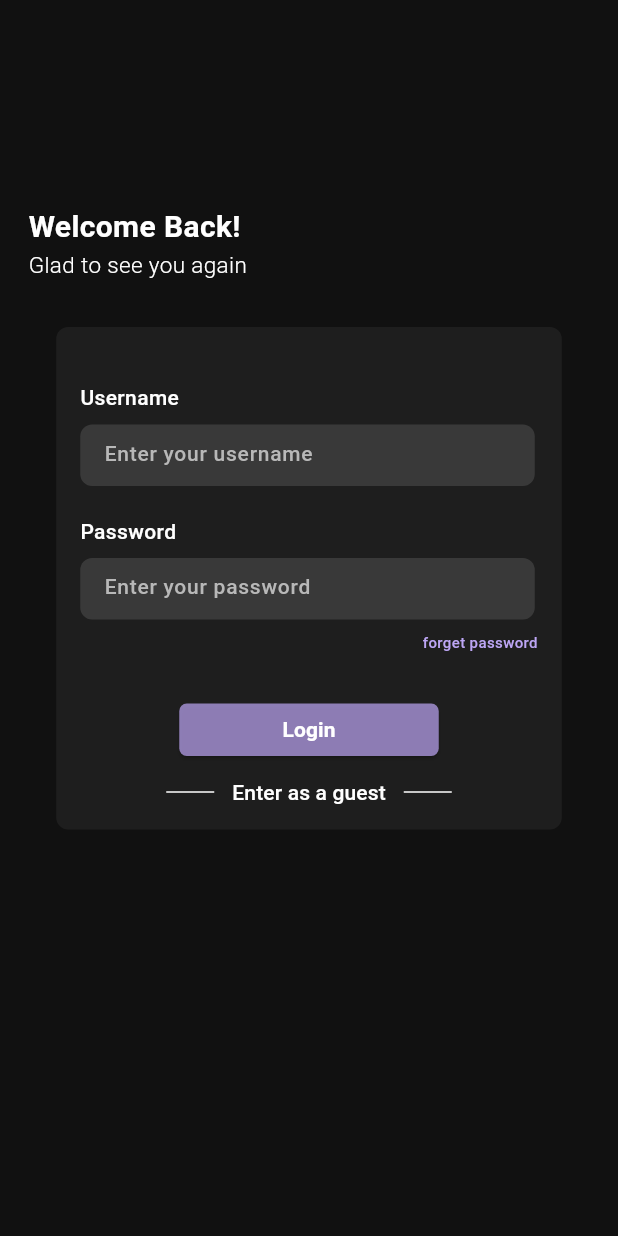
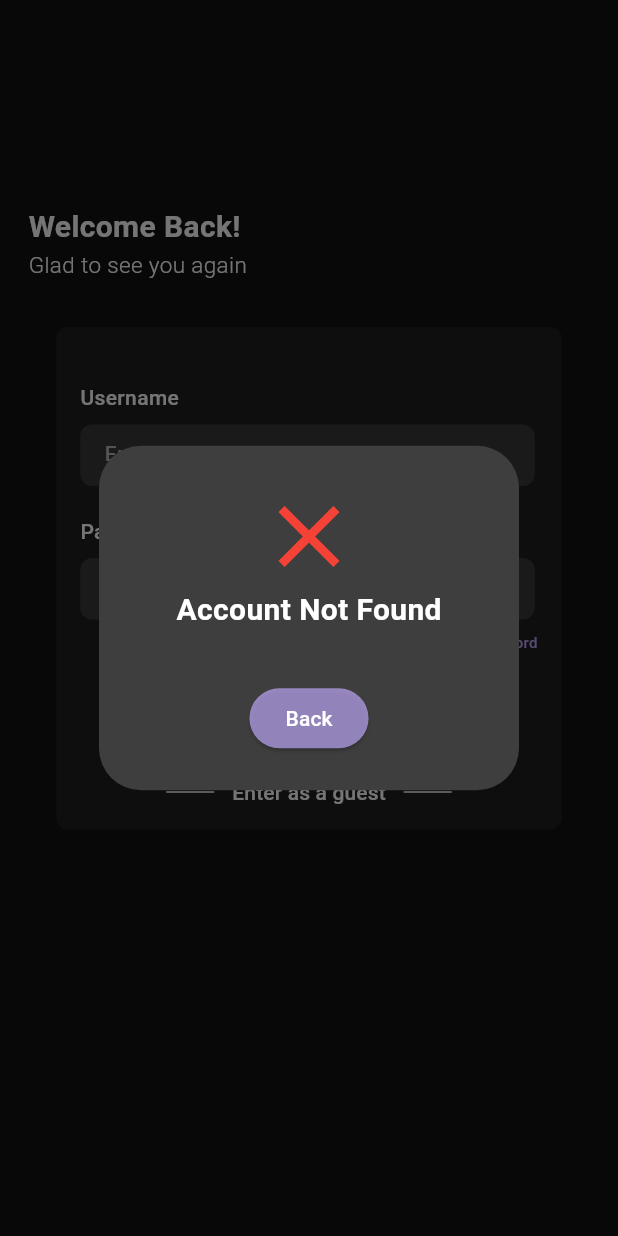
Before and after one commit to Flutter-gg-1/Project-5, a Flutter app: the screen it shows after launch, after a tap on "Login", on a phone screen of 412 x 824 dp. Run offline on Flutter 3.47's test engine with Material 3 defaults, Android fonts, the phone set to English and light mode, and no system bars.

Commit message:
finish login logic

```diff
--- /dev/null
+++ b/lib/extensions/screen_size.dart
@@ -0,0 +1,11 @@
+import 'package:flutter/material.dart';
+
+extension ScreenSize on BuildContext {
+  getWidth({double divideBy = 1}) {
+    return MediaQuery.of(this).size.width / divideBy;
+  }
+
+  getHeight({double divideBy = 1}) {
+    return MediaQuery.of(this).size.height / divideBy;
+  }
+}
--- /dev/null
+++ b/lib/screens/home_screen.dart
@@ -0,0 +1,10 @@
+import 'package:flutter/material.dart';
+
+class HomeScreen extends StatelessWidget {
+  const HomeScreen({super.key});
+
+  @override
+  Widget build(BuildContext context) {
+    return const Placeholder();
+  }
+}
--- a/lib/screens/login_screen.dart
+++ b/lib/screens/login_screen.dart
@@ -1,98 +1,58 @@
 import 'package:flutter/material.dart';
+import 'package:project5/widgets/buttons/guest_button.dart';
+import 'package:project5/widgets/buttons/login_button.dart';
+import 'package:project5/widgets/text_fields/login_text_field.dart';
 
-class LoginScreen extends StatelessWidget {
+class LoginScreen extends StatefulWidget {
   const LoginScreen({super.key});
+
+  @override
+  State<LoginScreen> createState() => _LoginScreenState();
+}
+
+class _LoginScreenState extends State<LoginScreen> {
+
+  TextEditingController usernameController = TextEditingController();
+  TextEditingController passwordController = TextEditingController();
 
   @override
   Widget build(BuildContext context) {
     return Scaffold(
-      backgroundColor: Color(0xff111111),
+      backgroundColor: const Color(0xff111111),
       body: SafeArea(
         child: Padding(
-          padding: EdgeInsets.symmetric(horizontal: 19),
+          padding: const EdgeInsets.symmetric(horizontal: 19),
           child: SingleChildScrollView(
             child: Column(
               crossAxisAlignment: CrossAxisAlignment.start,
               children: [
-                SizedBox(height: 137),
-                Text("Welcome Back!", style: TextStyle(color: Colors.white, fontSize: 20, fontWeight: FontWeight.bold),),
-                Text("Glad to see you again", style: TextStyle(color: Colors.white, fontSize: 15, fontWeight: FontWeight.w300),),
-                SizedBox(height: 31,),
+                const SizedBox(height: 137),
+                const Text("Welcome Back!", style: TextStyle(color: Colors.white, fontSize: 20, fontWeight: FontWeight.bold),),
+                const Text("Glad to see you again", style: TextStyle(color: Colors.white, fontSize: 15, fontWeight: FontWeight.w300),),
+                const SizedBox(height: 31,),
                 Center(
                   child: Container(
                     width: 337,
                     height: 335,
-                    padding: EdgeInsets.symmetric(horizontal: 16),
-                    decoration: BoxDecoration(borderRadius: BorderRadius.circular(8), color: Color(0xff1E1E1E)),
+                    padding: const EdgeInsets.symmetric(horizontal: 16),
+                    decoration: BoxDecoration(borderRadius: BorderRadius.circular(8), color: const Color(0xff1E1E1E)),
                     child: Column(
                       crossAxisAlignment: CrossAxisAlignment.start,
                       children: [
-                        SizedBox(height: 37,),
-                        Text("Username", style: TextStyle(fontWeight: FontWeight.w500, fontSize: 14, color: Colors.white)),
-                        SizedBox(height: 8,),
-                        Container(
-                          height: 41,
-                          width: 303,
-                          child: TextField(
-                            style: TextStyle(color: Colors.white),
-                            onTapOutside: (e) => FocusManager.instance.primaryFocus?.unfocus(),
-                            decoration: InputDecoration(
-                              hintText: "Enter your username",
-                              hintStyle: TextStyle(color: Color(0xffB8B8B8), fontSize: 14, fontWeight: FontWeight.w500),
-                              filled: true,
-                              fillColor: Colors.white.withOpacity(0.12),
-                              border: OutlineInputBorder(borderSide: BorderSide.none,borderRadius: BorderRadius.circular(8))
-                            ),
-                          ),
-                        ),
-                        SizedBox(height: 20,),
-                        Text("Password", style: TextStyle(fontWeight: FontWeight.w500, fontSize: 14, color: Colors.white)),
-                        SizedBox(height: 8,),
-                        Container(
-                          height: 41,
-                          width: 303,
-                          child: TextField(
-                            style: TextStyle(color: Colors.white),
-                            onTapOutside: (e) => FocusManager.instance.primaryFocus?.unfocus(),
-                            decoration: InputDecoration(
-                              hintText: "Enter your password",
-                              hintStyle: TextStyle(color: Color(0xffB8B8B8), fontSize: 14, fontWeight: FontWeight.w500),
-                              filled: true,
-                              fillColor: Colors.white.withOpacity(0.12),
-                              border: OutlineInputBorder(borderSide: BorderSide.none,borderRadius: BorderRadius.circular(8))
-                            ),
-                          ),
-                        ),
-                        SizedBox(height: 8,),
-                        Row(
+                        const SizedBox(height: 37,),
+                        LoginTextField(inputName: 'Username', inputHint: 'Enter your username', controller: usernameController),
+                        const SizedBox(height: 20,),
+                        LoginTextField(inputName: 'Password', inputHint: 'Enter your password', controller: passwordController),
+                        const SizedBox(height: 8,),
+                        const Row(
                           mainAxisAlignment: MainAxisAlignment.end,
                           children: [
                             Text("forget password", style: TextStyle(fontWeight: FontWeight.w500, color: Color(0xffBDA6F5), fontSize: 10),),
                           ],
                         ),
-                        SizedBox(height: 34,),
-                        Center(
-                          child: Container(
-                            width: 173,
-                            height: 35,
-                            child: ElevatedButton(
-                              style: ButtonStyle(
-                                shape: WidgetStatePropertyAll(RoundedRectangleBorder(borderRadius: BorderRadius.circular(5))),
-                                backgroundColor: WidgetStatePropertyAll(Color(0xffBDA6F5).withOpacity(0.71)),
-                              ),
-                              onPressed: (){
-
-                            }, child: Text("Login", style: TextStyle(color: Colors.white, fontSize: 14, fontWeight: FontWeight.bold),)),
-                          ),
-                        ),
-                        Row(
-                          mainAxisAlignment: MainAxisAlignment.center,
-                          children: [
-                            Container(height: 1, width: 32.02,color: Colors.white,),
-                            TextButton(onPressed: (){}, child: Text("Enter as a guest", style: TextStyle(color: Colors.white),),),
-                            Container(height: 1, width: 32.02,color: Colors.white,),
-                          ],
-                        )
+                        const SizedBox(height: 34,),
+                        Center(child: LoginButton(usernameController: usernameController, passwordController: passwordController,)),
+                        const GuestButton()
                       ],
                     ),
                   ),
--- /dev/null
+++ b/lib/widgets/buttons/guest_button.dart
@@ -0,0 +1,31 @@
+import 'package:flutter/material.dart';
+import 'package:project5/screens/home_screen.dart';
+
+class GuestButton extends StatelessWidget {
+  const GuestButton({super.key});
+
+  @override
+  Widget build(BuildContext context) {
+    return Row(
+      crossAxisAlignment: CrossAxisAlignment.center,
+      mainAxisAlignment: MainAxisAlignment.center,
+      children: [
+        Container(height: 1, width: 32.02,color: Colors.white),
+        TextButton(
+          onPressed: () {
+            Navigator.pushReplacement(
+              context,
+              MaterialPageRoute(
+                builder: (context) {
+                  return const HomeScreen();
+                }
+              )
+            );
+          },
+          child: const Text("Enter as a guest",style: TextStyle(color: Colors.white)),
+        ),
+        Container(height: 1, width: 32.02,color: Colors.white),
+      ],
+    );
+  }
+}
--- /dev/null
+++ b/lib/widgets/buttons/login_button.dart
@@ -0,0 +1,72 @@
+import 'package:flutter/material.dart';
+import 'package:project5/extensions/screen_size.dart';
+import 'package:project5/screens/home_screen.dart';
+
+class LoginButton extends StatelessWidget {
+  final TextEditingController usernameController;
+  final TextEditingController passwordController;
+  const LoginButton({super.key, required this.usernameController, required this.passwordController});
+
+  @override
+  Widget build(BuildContext context) {
+    return SizedBox(
+      width: 173,
+      height: 35,
+      child: ElevatedButton(
+        style: ButtonStyle(
+        shape: WidgetStatePropertyAll(RoundedRectangleBorder(borderRadius: BorderRadius.circular(5))),
+        backgroundColor: WidgetStatePropertyAll(const Color(0xffBDA6F5).withOpacity(0.71))),
+        onPressed: () {
+          if(usernameController.text.isNotEmpty && passwordController.text.isNotEmpty) {
+            Navigator.pushReplacement(
+              context,
+              MaterialPageRoute(
+                builder: (context){
+                  return const HomeScreen();
+                }
+              )
+            );
+          }
+          else {
+            showDialog(
+              context: context,
+              builder: (context) {
+                return AlertDialog(
+                  backgroundColor: const Color(0xff3e3e3e),
+                  content: Container(
+                    width: 50,
+                    height: context.getHeight(divideBy: 7),
+                    decoration: BoxDecoration(borderRadius: BorderRadius.circular(50)),
+                    child: const Column(
+                      mainAxisAlignment: MainAxisAlignment.center,
+                      children: [
+                        Icon(Icons.close, color: Colors.red,size: 70),
+                        Text("Account Not Found", style: TextStyle(fontSize: 20, fontWeight: FontWeight.bold, color: Colors.white),)
+                      ],
+                    ),
+                  ),
+                  actionsAlignment: MainAxisAlignment.center,
+                  actions: [
+                    ElevatedButton(
+                      style: ButtonStyle(backgroundColor: WidgetStatePropertyAll(const Color(0xffBDA6F5).withOpacity(0.71))),
+                      onPressed: ()=>Navigator.pop(context),
+                      child: const Text("Back", style: TextStyle(color: Colors.white),)
+                    )
+                  ],
+                );
+              },
+            );
+          }
+        },
+        child: const Text(
+          "Login",
+          style: TextStyle(
+            color: Colors.white,
+            fontSize: 14,
+            fontWeight: FontWeight.bold
+          ),
+        )
+      ),
+    );
+  }
+}
--- /dev/null
+++ b/lib/widgets/text_fields/login_text_field.dart
@@ -0,0 +1,46 @@
+import 'package:flutter/material.dart';
+
+class LoginTextField extends StatelessWidget {
+  final String inputName;
+  final String inputHint;
+  final TextEditingController controller;
+  const LoginTextField({super.key, required this.inputName, required this.inputHint, required this.controller});
+
+  @override
+  Widget build(BuildContext context) {
+    return Column(
+      crossAxisAlignment: CrossAxisAlignment.start,
+      children: [
+        Text(
+          inputName,
+          style: const TextStyle(
+            fontWeight: FontWeight.w500,
+            fontSize: 14,
+            color: Colors.white
+          )
+        ),
+        const SizedBox(height: 8,),
+        SizedBox(
+          height: 41,
+          width: 303,
+          child: TextField(
+            controller: controller,
+            style: const TextStyle(color: Colors.white),
+            onTapOutside: (e) => FocusManager.instance.primaryFocus?.unfocus(),
+            decoration: InputDecoration(
+              filled: true,
+              fillColor: Colors.white.withOpacity(0.12),
+              border: OutlineInputBorder(borderSide: BorderSide.none,borderRadius: BorderRadius.circular(8)),
+              hintText: inputHint,
+              hintStyle: const TextStyle(
+                color: Color(0xffB8B8B8),
+                fontSize: 14, fontWeight:
+                FontWeight.w500
+              ),
+            ),
+          ),
+        ),
+      ],
+    );
+  }
+}
```
